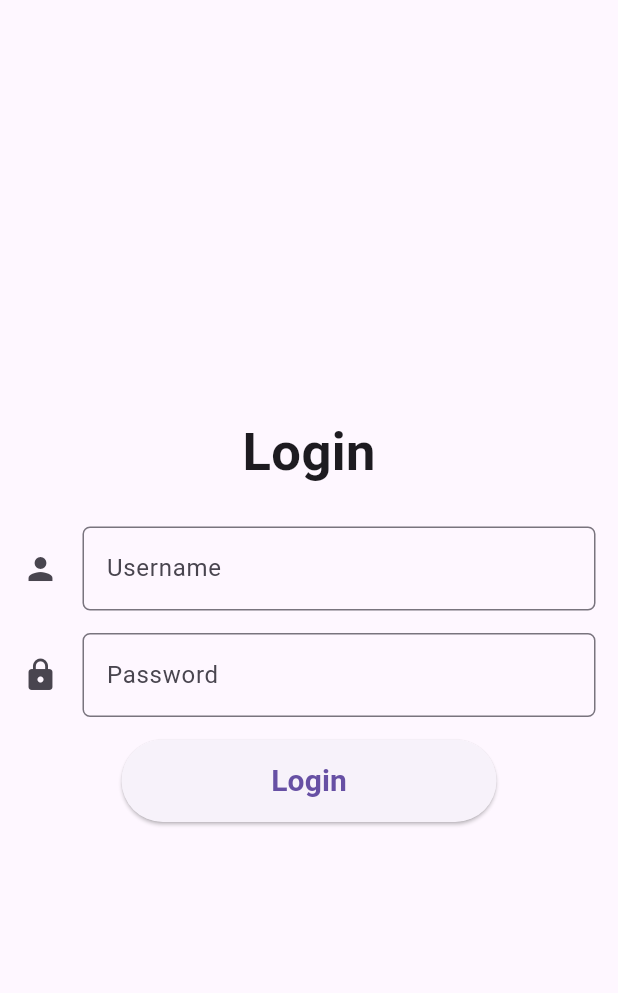
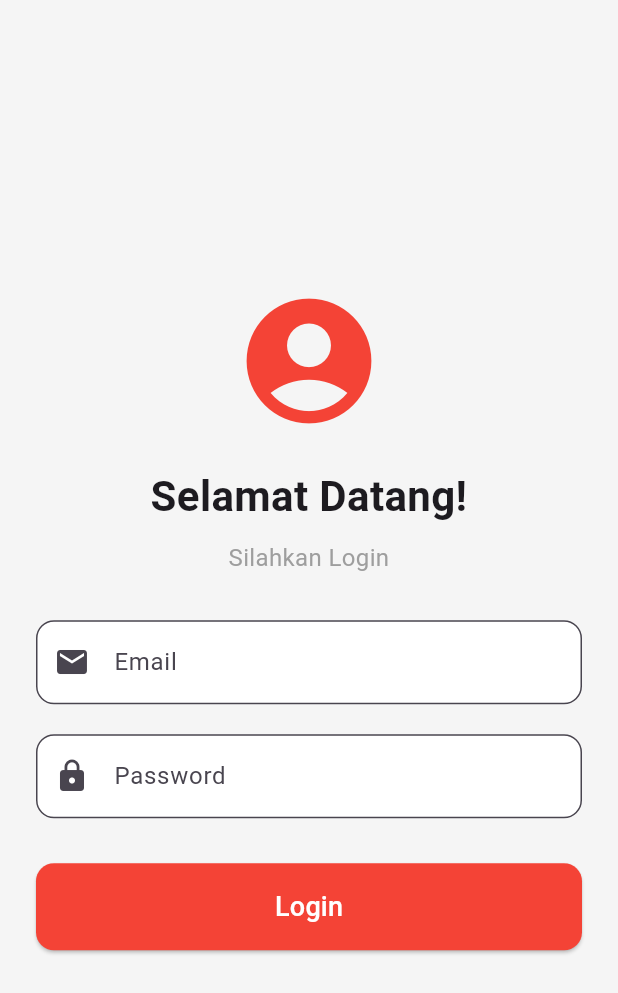
Before and after one commit to MisakiZuijin/ujicobaapp, a Flutter app: the screen it shows after launch, on a phone screen of 412 x 824 dp. Shown: the top 993 px of the screen. Run offline on Flutter 3.47's test engine with Material 3 defaults, Android fonts, the phone set to English and light mode, and no system bars.

Commit message:
Tugas Login & Profile

```diff
--- a/lib/login_screen.dart
+++ b/lib/login_screen.dart
@@ -1,60 +1,96 @@
 import 'package:flutter/material.dart';
-import 'list_screen.dart';
+import 'package:ujicobaapp/Profile_Screen.dart';
 
-class LoginScreen extends StatelessWidget {
+class LoginScreen extends StatefulWidget {
   const LoginScreen({super.key});
+
+  @override
+  State<LoginScreen> createState() => _LoginScreenState();
+}
+
+class _LoginScreenState extends State<LoginScreen> {
+  TextEditingController emailController = TextEditingController();
+  TextEditingController passwordController = TextEditingController();
 
   @override
   Widget build(BuildContext context) {
     return Scaffold(
+      backgroundColor: Colors.grey.shade100,
       body: Center(
-        child: Padding(
-          padding: const EdgeInsets.all(15.0),
+        child: SingleChildScrollView(
+          padding: const EdgeInsets.all(24),
           child: Column(
-            mainAxisAlignment: MainAxisAlignment.center,
+            crossAxisAlignment: CrossAxisAlignment.stretch,
             children: [
-              Text(
-                'Login',
-                style: TextStyle(fontSize: 35, fontWeight: FontWeight.bold),
+              const Icon(Icons.account_circle, size: 100, color: Colors.red),
+              const SizedBox(height: 20),
+              const Text(
+                'Selamat Datang!',
+                textAlign: TextAlign.center,
+                style: TextStyle(fontSize: 28, fontWeight: FontWeight.bold),
               ),
-              SizedBox(height: 25),
+              const SizedBox(height: 10),
+              const Text(
+                'Silahkan Login',
+                textAlign: TextAlign.center,
+                style: TextStyle(fontSize: 16, color: Colors.grey),
+              ),
+              const SizedBox(height: 30),
 
+              // Email Field
               TextField(
+                controller: emailController,
+                keyboardType: TextInputType.emailAddress,
                 decoration: InputDecoration(
-                  labelText: 'Username',
+                  labelText: 'Email',
+                  prefixIcon: const Icon(Icons.email),
                   border: OutlineInputBorder(
-                    borderRadius: BorderRadius.circular(5),
+                    borderRadius: BorderRadius.circular(12),
                   ),
-                  icon: Icon(Icons.person),
+                  filled: true,
+                  fillColor: Colors.white,
                 ),
               ),
-              SizedBox(height: 15),
+              const SizedBox(height: 20),
 
+              // Password Field
               TextField(
+                controller: passwordController,
+                obscureText: true,
                 decoration: InputDecoration(
                   labelText: 'Password',
+                  prefixIcon: const Icon(Icons.lock),
                   border: OutlineInputBorder(
-                    borderRadius: BorderRadius.circular(5),
+                    borderRadius: BorderRadius.circular(12),
                   ),
-                  icon: Icon(Icons.lock),
+                  filled: true,
+                  fillColor: Colors.white,
                 ),
               ),
-              SizedBox(height: 15),
+              const SizedBox(height: 30),
 
-              SizedBox(
-                width: 250,
-                height: 55,
-                child: ElevatedButton(
-                  onPressed: () {
-                    Navigator.push(
-                      context,
-                      MaterialPageRoute(builder: (context) => ListScreen()),
-                    );
-                  },
-                  child: Text(
-                    'Login',
-                    style: TextStyle(fontSize: 20, fontWeight: FontWeight.bold),
+              // Login Button
+              ElevatedButton(
+                onPressed: () {
+                  Navigator.push(
+                    context,
+                    MaterialPageRoute(
+                      builder:
+                          (context) =>
+                              MyProfileScreen(nama: emailController.text),
+                    ),
+                  );
+                },
+                style: ElevatedButton.styleFrom(
+                  backgroundColor: Colors.red,
+                  padding: const EdgeInsets.symmetric(vertical: 16),
+                  shape: RoundedRectangleBorder(
+                    borderRadius: BorderRadius.circular(12),
                   ),
+                ),
+                child: const Text(
+                  'Login',
+                  style: TextStyle(fontSize: 18, color: Colors.white),
                 ),
               ),
             ],
--- a/lib/main.dart
+++ b/lib/main.dart
@@ -1,8 +1,7 @@
 import 'package:flutter/material.dart';
-import 'home_screen.dart';
+import 'Login_Screen.dart';
 import 'list_screen.dart';
-import 'stack_screen.dart';
-import 'login_screen.dart';
+import 'Profile_Screen.dart';
 
 void main() {
   runApp(MyApp());
```
Also changed, not shown: lib/Profile_Screen.dart (added, +121 -0 lines), lib/home_screen.dart (deleted, +0 -39 lines), lib/list_screen.dart (+3 -6 lines), lib/stack_screen.dart (deleted, +0 -79 lines).
